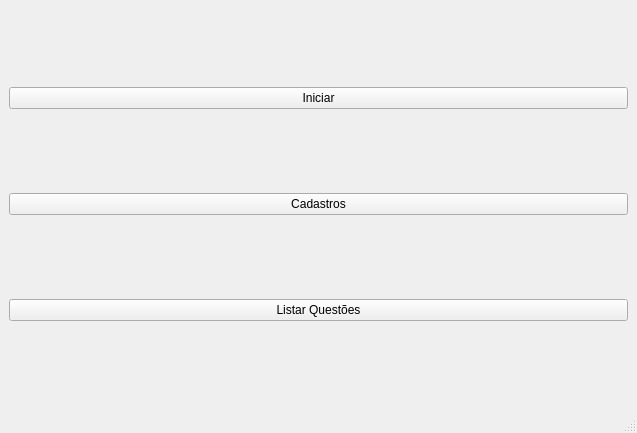
This is anatomy/mainwindow.ui in caiovosilva/anatomy as Qt 5 draws it before an edit. The edited form follows.
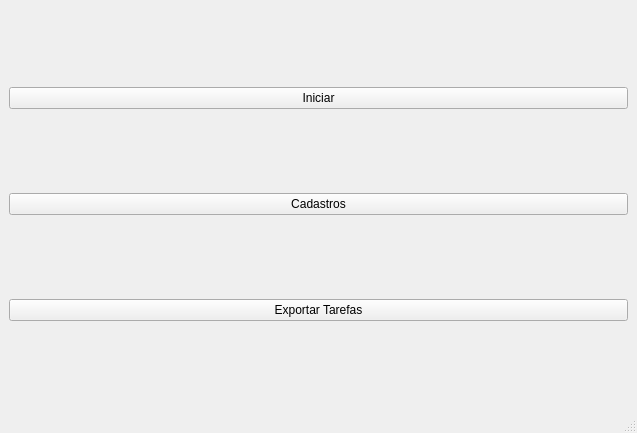
This is the edited form.

Patch:
```diff
--- a/anatomy/mainwindow.ui
+++ b/anatomy/mainwindow.ui
@@ -32,7 +32,7 @@
     <item>
      <widget class="QPushButton" name="pushButton_2">
       <property name="text">
-       <string>Listar Questões</string>
+       <string>Exportar Tarefas</string>
       </property>
      </widget>
     </item>
```
Left out of the diff: 2 changed lines with no effect on the pictures.
